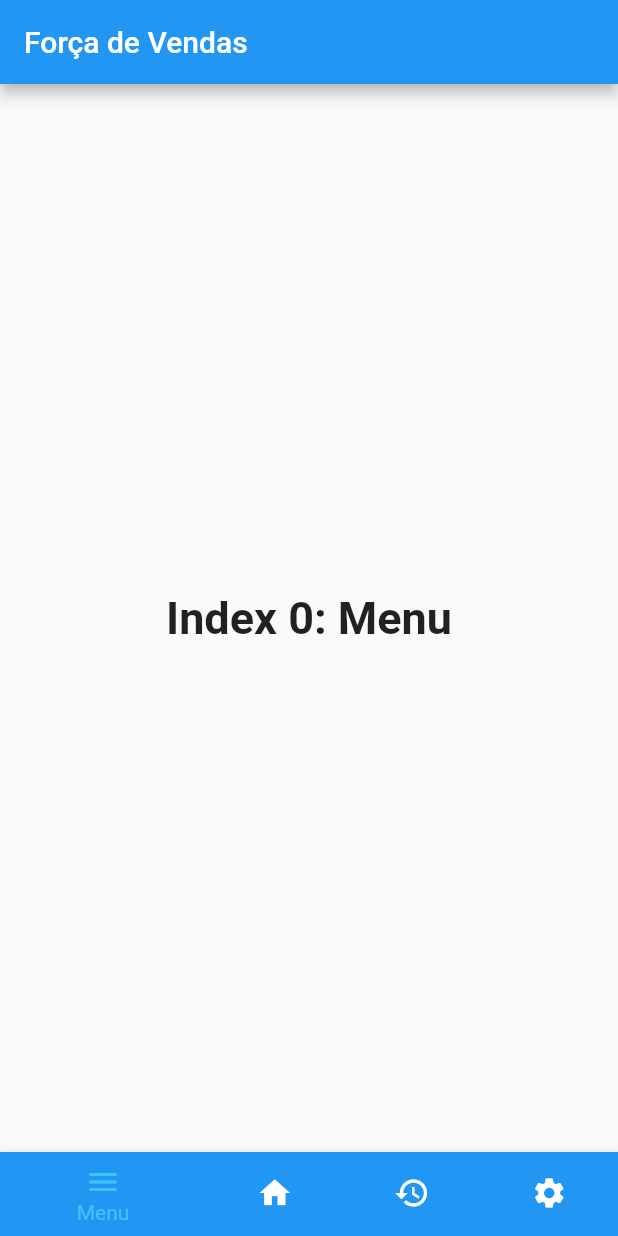
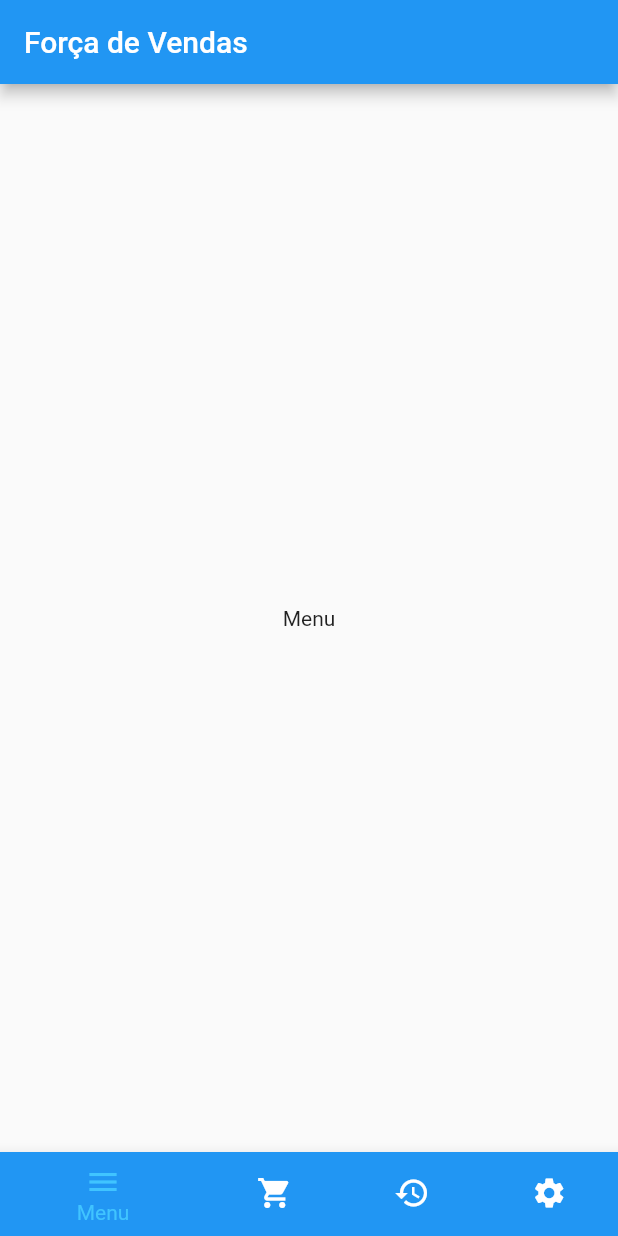
Before and after one commit to edunucleo/forca_de_vendas, a Flutter app: the screen it shows after launch, on a phone screen of 412 x 824 dp. Run offline on Flutter 3.47's test engine with Material 2 defaults, Android fonts, the phone set to English and light mode, and no system bars.

Commit message:
rotas no bottom navigation bar

```diff
--- a/lib/main.dart
+++ b/lib/main.dart
@@ -25,30 +25,11 @@ class MyStatefulWidget extends StatefulWidget {
 
 class _MyStatefulWidgetState extends State<MyStatefulWidget> {
   int _selectedIndex = 0;
-  static const TextStyle optionStyle =
-  TextStyle(fontSize: 30, fontWeight: FontWeight.bold);
-  static const List<Widget> _widgetOptions = <Widget>[
-    Text(
-      'Index 0: Menu',
-      style: optionStyle,
-    ),
-    Text(
-      'Index 1: Pedidos',
-      style: optionStyle,
-    ),
-    Text(
-      'Index 2: Histórico',
-      style: optionStyle,
-    ),
-    Text(
-      'Index 3: Configurações',
-      style: optionStyle,
-    ),
-  ];
 
   void _onItemTapped(int index) {
     setState(() {
       _selectedIndex = index;
+
     });
   }
 
@@ -59,9 +40,20 @@ class _MyStatefulWidgetState extends State<MyStatefulWidget> {
         title: const Text('Força de Vendas'),
       ),
       body: Center(
-        child: _widgetOptions.elementAt(_selectedIndex),
+        // child: _widgetOptions.elementAt(_selectedIndex),
+        child: IndexedStack(
+          index: _selectedIndex,
+          children: <Widget>[
+            Menu(),
+            Pedidos(),
+            Historico(),
+            Configuracoes(),
+
+          ],
+        ),
       ),
       bottomNavigationBar: BottomNavigationBar(
+
         items: const <BottomNavigationBarItem>[
           BottomNavigationBarItem(
             icon: Icon(Icons.menu),
@@ -69,8 +61,8 @@ class _MyStatefulWidgetState extends State<MyStatefulWidget> {
             backgroundColor: Colors.blue,
           ),
           BottomNavigationBarItem(
-            icon: Icon(Icons.home),
-            label: 'Home',
+            icon: Icon(Icons.shopping_cart),
+            label: 'Pedidos',
             backgroundColor: Colors.blueAccent,
           ),
           BottomNavigationBarItem(
@@ -93,3 +85,55 @@ class _MyStatefulWidgetState extends State<MyStatefulWidget> {
     );
   }
 }
+
+class Menu extends StatelessWidget {
+  const Menu({Key? key}) : super(key: key);
+
+  @override
+  Widget build(BuildContext context) {
+    return Container(
+      child: Center(
+        child: Text('Menu'),
+      ),
+    );
+  }
+}
+
+class Pedidos extends StatelessWidget {
+  const Pedidos({Key? key}) : super(key: key);
+
+  @override
+  Widget build(BuildContext context) {
+    return Container(
+      child: Center(
+        child: Text('Pedidos'),
+      ),
+    );
+  }
+}
+
+class Historico extends StatelessWidget {
+  const Historico({Key? key}) : super(key: key);
+
+  @override
+  Widget build(BuildContext context) {
+    return Container(
+      child: Center(
+        child: Text('Histórico'),
+      ),
+    );
+  }
+}
+
+class Configuracoes extends StatelessWidget {
+  const Configuracoes({Key? key}) : super(key: key);
+
+  @override
+  Widget build(BuildContext context) {
+    return Container(
+      child: Center(
+        child: Text('Configurações'),
+      ),
+    );
+  }
+}
```
